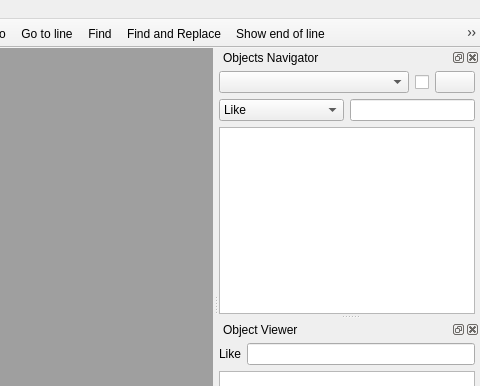
This is source/qtdesigner/MSql_editor_win1_ui.ui in MValaguz/MSql as Qt 5 draws it before an edit; both pictures show x 770 to 1250 and y 0 to 386 of the 1250 by 581 pixel window. The edited form follows.
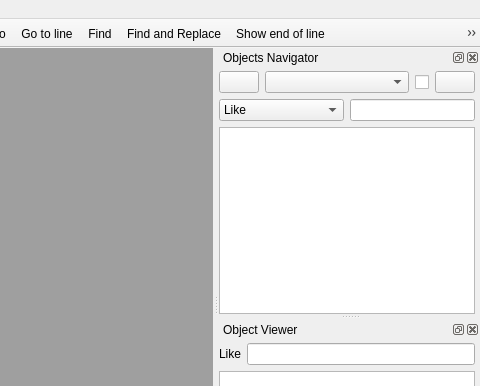
This is the edited form. Icons and pictures are not drawn.

```diff
--- a/source/qtdesigner/MSql_editor_win1_ui.ui
+++ b/source/qtdesigner/MSql_editor_win1_ui.ui
@@ -241,7 +241,7 @@
    </property>
    <property name="minimumSize">
     <size>
-     <width>250</width>
+     <width>261</width>
      <height>210</height>
     </size>
    </property>
@@ -293,7 +293,21 @@
          <number>0</number>
         </property>
         <item row="0" column="0">
-         <layout class="QHBoxLayout" name="horizontalLayout_2" stretch="2,0,0">
+         <layout class="QHBoxLayout" name="horizontalLayout_2" stretch="0,2,0,0">
+          <item>
+           <widget class="QPushButton" name="b_schema">
+            <property name="toolTip">
+             <string>Select a schema</string>
+            </property>
+            <property name="text">
+             <string/>
+            </property>
+            <property name="icon">
+             <iconset resource="resource.qrc">
+              <normaloff>:/icons/icons/database_config.png</normaloff>:/icons/icons/database_config.png</iconset>
+            </property>
+           </widget>
+          </item>
           <item>
            <widget class="QComboBox" name="oggetti_db_scelta">
             <property name="sizePolicy">
```
Left out of the diff: 46 changed lines with no effect on the pictures.
